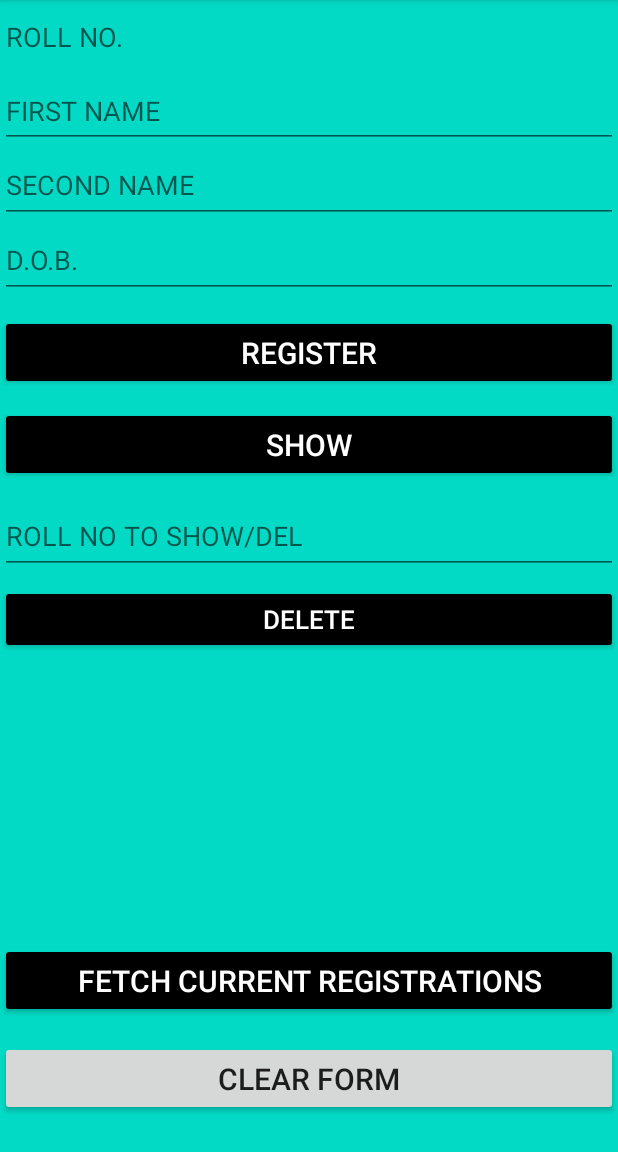
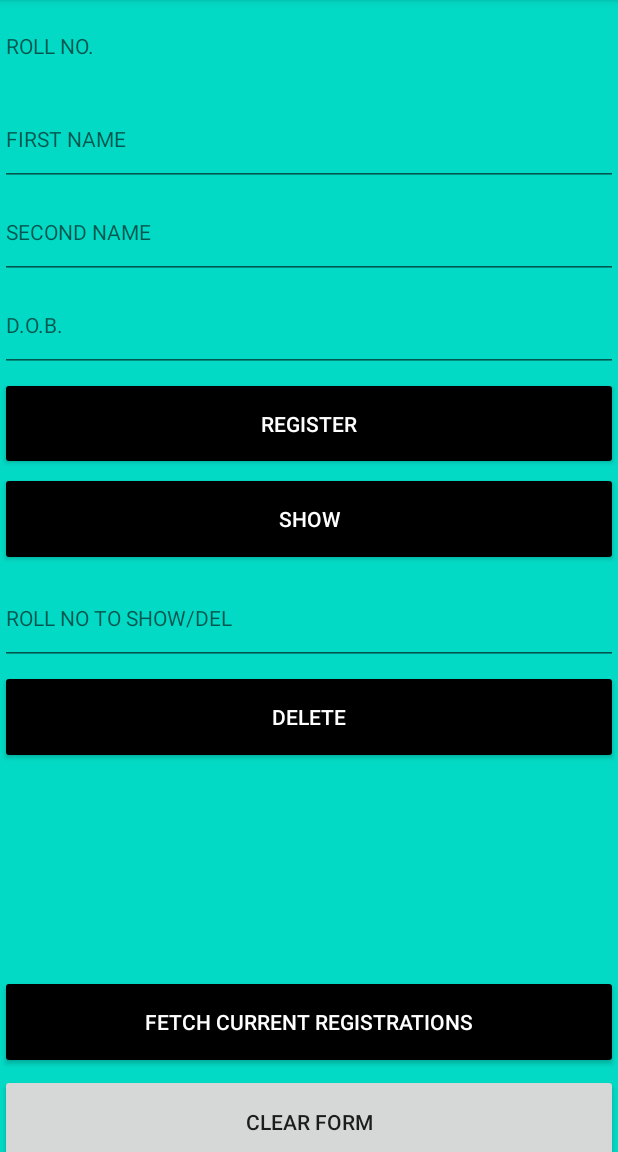
Before and after one commit to md-ali2001/DB-Management-App, an Android app: the screen it shows after launch (MainActivity), on a phone screen of 412 x 824 dp, the part 84-1236 px from its top. Run offline under Robolectric (Android 15) with nearby library versions, the phone set to English and light mode, and no system bars; our stand-ins replace Firebase (no records; nobody signed in at launch, a user with empty details on screens opened directly); libraries missing offline, so code that uses them is left out: com.squareup.okhttp.

Commit message:
fixed some issues regarding responsive layout

```diff
--- a/app/src/main/res/layout/activity_main.xml
+++ b/app/src/main/res/layout/activity_main.xml
@@ -14,7 +14,7 @@
         android:layout_height="0dp"
         android:orientation="vertical"
         app:layout_constraintBottom_toBottomOf="parent"
-        android:weightSum="20"
+        android:weightSum="16"
         app:layout_constraintEnd_toEndOf="parent"
         app:layout_constraintStart_toStartOf="parent"
         app:layout_constraintTop_toTopOf="parent">
@@ -24,6 +24,7 @@
             android:layout_width="match_parent"
             android:layout_height="0dp"
             android:layout_weight="1.3"
+            style="@style/TextAppearance.AppCompat.Small"
 
 
             android:hint="ROLL NO."
@@ -31,11 +32,11 @@
 
         <EditText
             android:id="@+id/fname"
+            style="@style/TextAppearance.AppCompat.Small"
+            android:hint="FIRST NAME"
             android:layout_width="match_parent"
             android:layout_height="0dp"
             android:layout_weight="1.3"
-
-            android:hint="FIRST NAME"
             android:inputType="textPersonName" />
 
         <EditText
@@ -43,6 +44,7 @@
             android:layout_width="match_parent"
             android:layout_height="0dp"
             android:layout_weight="1.3"
+            style="@style/TextAppearance.AppCompat.Small"
 
             android:hint="SECOND NAME"
             android:inputType="textPersonName" />
@@ -52,6 +54,7 @@
             android:layout_width="match_parent"
             android:layout_height="0dp"
             android:layout_weight="1.3"
+            style="@style/TextAppearance.AppCompat.Small"
 
             android:hint="D.O.B."
             android:inputType="textPersonName" />
@@ -60,7 +63,7 @@
             android:id="@+id/textView3"
             android:layout_width="match_parent"
             android:layout_height="0dp"
-            android:layout_weight="0.3" />
+            android:layout_weight="0.07" />
 
         <Button
             android:id="@+id/button"
@@ -72,13 +75,13 @@
             android:textColor="@color/white"
             android:text="REGISTER"
 
-            android:textSize="20dp" />
+            style="@android:style/Widget.Material.Button.Small" />
 
         <TextView
             android:id="@+id/textView4"
             android:layout_width="match_parent"
             android:layout_height="0dp"
-            android:layout_weight="0.3" />
+            android:layout_weight="0.04" />
 
         <Button
             android:id="@+id/updateshow"
@@ -86,22 +89,24 @@
             android:layout_height="0dp"
             android:layout_weight="1.3"
             android:backgroundTint="@android:color/black"
+            style="@android:style/Widget.Material.Button.Small"
             android:textColor="@color/white"
             android:onClick="updateshowfunc"
             android:text="SHOW"
-            android:textSize="20dp" />
+       />
 
-        <EditText
+        <TextView
             android:id="@+id/editTextTextPersonName5"
             android:layout_width="match_parent"
             android:layout_height="0dp"
-            android:layout_weight="0.3"
+            android:layout_weight="0.08"
             android:ems="10"
             android:inputType="textPersonName"
             />
 
         <EditText
             android:id="@+id/updateroll"
+            style="@style/TextAppearance.AppCompat.Small"
             android:layout_width="match_parent"
             android:layout_height="0dp"
             android:layout_weight="1.3"
@@ -112,7 +117,7 @@
         <TextView
             android:id="@+id/textView2"
             android:layout_width="match_parent"
-            android:layout_weight="0.2"
+            android:layout_weight="0.08"
             android:layout_height="0dp"
             />
 
@@ -120,22 +125,23 @@
             android:id="@+id/delfunc"
             android:layout_width="match_parent"
             android:layout_height="0dp"
-            android:layout_weight="1.2"
+            android:layout_weight="1.3"
             android:backgroundTint="@android:color/black"
             android:textColor="@color/white"
+            style="@android:style/Widget.Material.Button.Small"
             android:onClick="delfunc"
-            android:textSize="17.5dp"
+
             android:text="DELETE" />
 
         <TextView
             android:id="@+id/data"
 
+            style="@style/TextAppearance.AppCompat.Small"
             android:layout_width="match_parent"
             android:layout_height="0dp"
-            android:textColor="#3F51B5"
+            android:layout_weight="2.9"
             android:textAlignment="center"
-            android:textSize="16sp"
-            android:layout_weight="5" />
+            android:textColor="#3F51B5" />
 
         <Button
             android:id="@+id/button2"
@@ -146,23 +152,23 @@
             android:backgroundTint="@android:color/black"
             android:textColor="@color/white"
             android:text="FETCH CURRENT REGISTRATIONS"
-            android:textSize="20dp" />
+            style="@android:style/Widget.Material.Button.Small" />
 
         <TextView
             android:id="@+id/textView55"
 
             android:layout_width="match_parent"
             android:layout_height="0dp"
-            android:layout_weight="0.4" />
+            android:layout_weight="0.08" />
 
         <Button
             android:id="@+id/clearb"
+            style="@android:style/Widget.Material.Button.Small"
             android:layout_width="match_parent"
             android:layout_height="0dp"
             android:layout_weight="1.3"
             android:onClick="clearf"
-            android:text="CLEAR FORM"
-            android:textSize="20dp" />
+            android:text="CLEAR FORM" />
 
     </LinearLayout>
 </androidx.constraintlayout.widget.ConstraintLayout>
```
